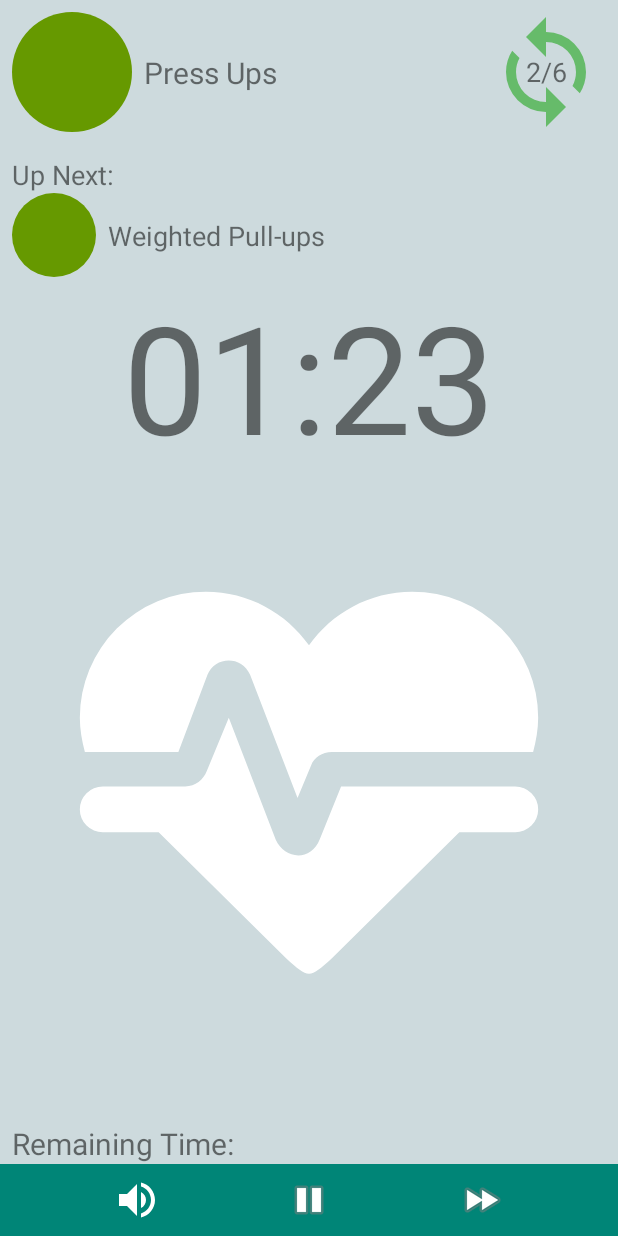
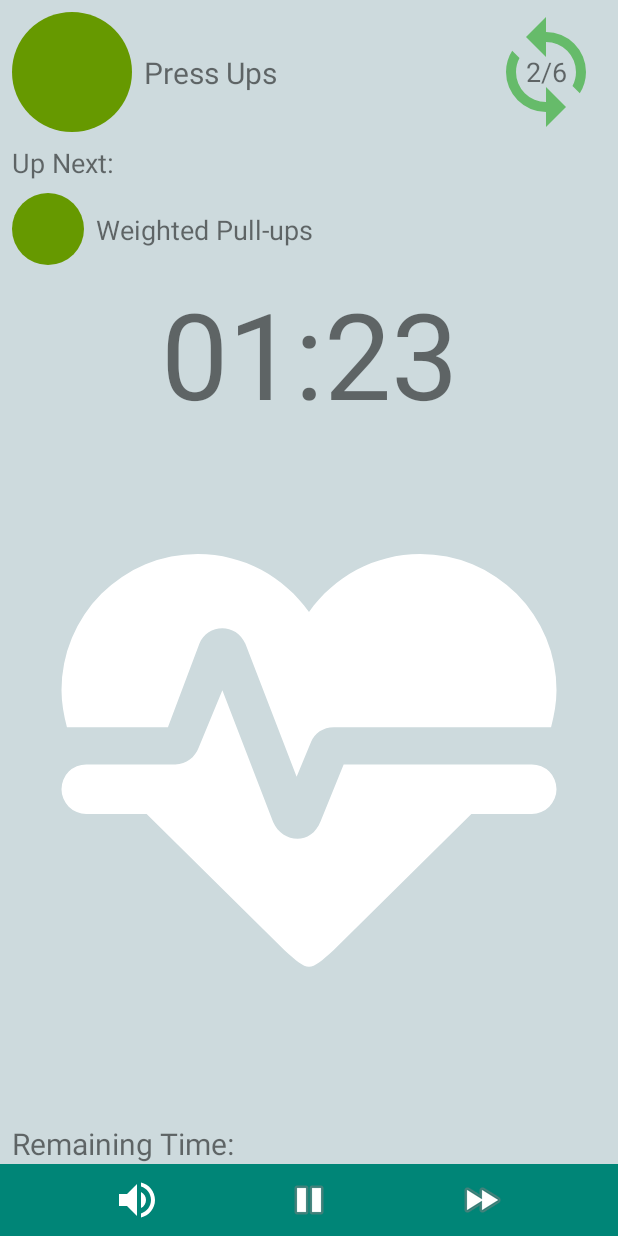
Before and after one commit to AlexNewton1/HIIT-Ultimate, an Android app: the layout fragment_workout.xml on its own in the app's theme, with its tools: preview values and no code run, on a phone screen of 412 x 824 dp. Run offline under Robolectric (Android 15) with nearby library versions, the phone set to English and light mode, and no system bars.

Commit message:
Fixed workout timer slippage and sounds

```diff
--- a/app/src/main/java/com/softwareoverflow/hiit_trainer/ui/MainActivity.kt
+++ b/app/src/main/java/com/softwareoverflow/hiit_trainer/ui/MainActivity.kt
@@ -75,8 +75,10 @@ class MainActivity : AppCompatActivity(), NavigationView.OnNavigationItemSelecte
         billingClient.userHasUpgraded.observe(this, Observer {
             adsManager.setUserUpgraded(it)
 
-            if(it)
+            if(it) {
+                upgradeToProIcon.visibility = View.GONE
                 upgradeToProButton.visibility = View.GONE
+            }
         })
 
         NavigationUI.setupWithNavController(navView, navController)
--- a/app/src/main/java/com/softwareoverflow/hiit_trainer/ui/workout/WorkoutCompleteFragment.kt
+++ b/app/src/main/java/com/softwareoverflow/hiit_trainer/ui/workout/WorkoutCompleteFragment.kt
@@ -81,7 +81,9 @@ class WorkoutCompleteFragment : Fragment() {
     override fun onResume() {
         super.onResume()
 
-        if(AdsManager.hasUserUpgraded)
+        if(AdsManager.hasUserUpgraded) {
+            upgradeToProIcon.visibility = View.GONE
             upgradeToProButton.visibility = View.GONE
+        }
     }
 }
--- a/app/src/main/res/layout/fragment_workout.xml
+++ b/app/src/main/res/layout/fragment_workout.xml
@@ -80,7 +80,7 @@
             android:layout_width="wrap_content"
             android:layout_height="wrap_content"
             android:layout_marginStart="8dp"
-            android:layout_marginTop="16dp"
+            android:layout_marginTop="8dp"
             android:text="@string/up_next"
             android:textSize="18sp"
             android:visibility="@{viewModel.showUpNextLabel ? View.VISIBLE : View.INVISIBLE}"
@@ -100,6 +100,7 @@
                 android:layout_width="0dp"
                 android:layout_height="0dp"
                 android:layout_marginStart="8dp"
+                android:layout_marginTop="8dp"
                 app:colorHex="@{viewModel.upNextExerciseType.colorHex}"
                 app:iconName="@{viewModel.upNextExerciseType.iconName}"
                 app:layout_constraintBottom_toBottomOf="parent"
@@ -147,7 +148,7 @@
             android:alpha="0.0"
             android:text="@{viewModel.currentSection}"
             android:textColor='@{(viewModel.currentSection == "WORK") ? @color/work : ((viewModel.currentSection == "REST") ? @color/rest : ((viewModel.currentSection == "RECOVER") ? @color/recover : @android:color/white))}'
-            android:textSize="30sp"
+            android:textSize="20sp"
             app:layout_constraintBottom_toTopOf="@+id/textView6"
             app:layout_constraintEnd_toEndOf="parent"
             app:layout_constraintStart_toStartOf="parent"
@@ -159,18 +160,17 @@
             android:id="@+id/textView8"
             android:layout_width="wrap_content"
             android:layout_height="wrap_content"
-            android:layout_marginStart="32dp"
-            android:layout_marginTop="64dp"
-            android:layout_marginEnd="32dp"
-            android:paddingTop="16dp"
-            android:paddingBottom="16dp"
+            android:layout_marginStart="16dp"
+            android:layout_marginTop="80dp"
+            android:layout_marginEnd="16dp"
+
             android:text="@{viewModel.sectionTimeRemaining}"
-            android:textSize="100sp"
+            android:textSize="80sp"
             app:layout_constraintBottom_toTopOf="@+id/imageView5"
             app:layout_constraintEnd_toEndOf="parent"
             app:layout_constraintHorizontal_bias="0.5"
             app:layout_constraintStart_toStartOf="parent"
-            app:layout_constraintTop_toTopOf="@+id/textView7"
+            app:layout_constraintTop_toBottomOf="@+id/currentExerciseTypeView"
             tools:text="01:23" />
 
         <TextView
```
Also changed, not shown: app/src/main/java/com/softwareoverflow/hiit_trainer/ui/workout/WorkoutMediaManager.kt (+9 -9 lines), app/src/main/java/com/softwareoverflow/hiit_trainer/ui/workout/WorkoutTimer.kt (+15 -9 lines).
